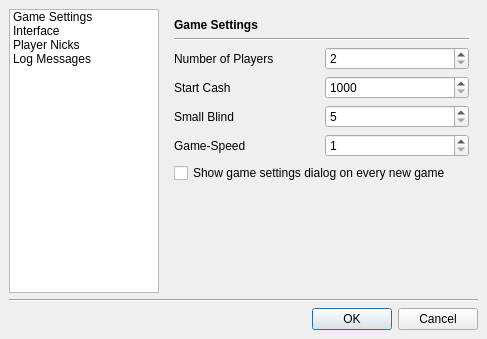
Above: src/gui/qt/settingsdialog.ui from pokerth/pokerth before the change. Below: the same form after it.
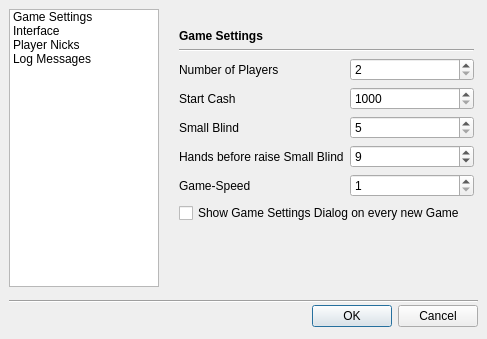
That is the form after the change.

Diff of the .ui file:
```diff
--- a/src/gui/qt/settingsdialog.ui
+++ b/src/gui/qt/settingsdialog.ui
@@ -12,15 +12,15 @@
   <property name="windowTitle" >
    <string>PokerTH - Settings</string>
   </property>
-  <layout class="QGridLayout" >
-   <property name="margin" >
-    <number>9</number>
-   </property>
-   <property name="spacing" >
-    <number>6</number>
-   </property>
-   <item row="2" column="0" colspan="2" >
     <widget class="QDialogButtonBox" name="buttonBox" >
+   <property name="geometry" >
+    <rect>
+     <x>9</x>
+     <y>302</y>
+     <width>469</width>
+     <height>28</height>
+    </rect>
+   </property>
      <property name="orientation" >
       <enum>Qt::Horizontal</enum>
      </property>
@@ -28,9 +28,15 @@
       <set>QDialogButtonBox::Cancel|QDialogButtonBox::NoButton|QDialogButtonBox::Ok</set>
      </property>
     </widget>
-   </item>
-   <item row="0" column="0" >
     <widget class="QListWidget" name="listWidget" >
+   <property name="geometry" >
+    <rect>
+     <x>9</x>
+     <y>9</y>
+     <width>150</width>
+     <height>278</height>
+    </rect>
+   </property>
      <property name="maximumSize" >
       <size>
        <width>150</width>
@@ -58,9 +64,28 @@
       </property>
      </item>
     </widget>
-   </item>
-   <item row="0" column="1" >
+  <widget class="Line" name="line" >
+   <property name="geometry" >
+    <rect>
+     <x>9</x>
+     <y>293</y>
+     <width>469</width>
+     <height>16</height>
+    </rect>
+   </property>
+   <property name="orientation" >
+    <enum>Qt::Horizontal</enum>
+   </property>
+  </widget>
     <widget class="QStackedWidget" name="stackedWidget" >
+   <property name="geometry" >
+    <rect>
+     <x>170</x>
+     <y>20</y>
+     <width>313</width>
+     <height>275</height>
+    </rect>
+   </property>
      <property name="currentIndex" >
       <number>0</number>
      </property>
@@ -72,95 +97,24 @@
        <property name="spacing" >
         <number>6</number>
        </property>
-       <item row="1" column="0" colspan="2" >
-        <widget class="Line" name="line_3" >
-         <property name="orientation" >
-          <enum>Qt::Horizontal</enum>
-         </property>
-        </widget>
-       </item>
-       <item row="6" column="0" colspan="2" >
-        <widget class="QCheckBox" name="checkBox_showGameSettingsDialogOnNewGame" >
-         <property name="text" >
-          <string>Show game settings dialog on every new game</string>
+     <item row="5" column="1" >
+      <widget class="QSpinBox" name="spinBox_handsBeforeRaiseSmallBlind" >
+       <property name="minimum" >
+        <number>1</number>
+       </property>
+       <property name="value" >
+        <number>9</number>
          </property>
         </widget>
        </item>
-       <item row="5" column="0" >
+     <item row="6" column="0" >
         <widget class="QLabel" name="label" >
          <property name="text" >
           <string>Game-Speed</string>
          </property>
         </widget>
        </item>
-       <item row="7" column="0" >
-        <spacer>
-         <property name="orientation" >
-          <enum>Qt::Vertical</enum>
-         </property>
-         <property name="sizeHint" >
-          <size>
-           <width>20</width>
-           <height>40</height>
-          </size>
-         </property>
-        </spacer>
-       </item>
-       <item row="4" column="1" >
-        <widget class="QSpinBox" name="spinBox_smallBlind" >
-         <property name="maximum" >
-          <number>500</number>
-         </property>
-         <property name="minimum" >
-          <number>5</number>
-         </property>
-        </widget>
-       </item>
-       <item row="3" column="0" >
-        <widget class="QLabel" name="label_2" >
-         <property name="text" >
-          <string>Start Cash</string>
-         </property>
-        </widget>
-       </item>
-       <item row="4" column="0" >
-        <widget class="QLabel" name="label_3" >
-         <property name="text" >
-          <string>Small Blind</string>
-         </property>
-        </widget>
-       </item>
-       <item row="2" column="0" >
-        <widget class="QLabel" name="label_4" >
-         <property name="text" >
-          <string>Number of Players</string>
-         </property>
-        </widget>
-       </item>
-       <item row="0" column="0" colspan="2" >
-        <widget class="QLabel" name="label_5" >
-         <property name="font" >
-          <font>
-           <weight>75</weight>
-           <bold>true</bold>
-          </font>
-         </property>
-         <property name="text" >
-          <string>Game Settings</string>
-         </property>
-        </widget>
-       </item>
-       <item row="3" column="1" >
-        <widget class="QSpinBox" name="spinBox_startCash" >
-         <property name="maximum" >
-          <number>5000</number>
-         </property>
-         <property name="minimum" >
-          <number>1000</number>
-         </property>
-        </widget>
-       </item>
-       <item row="5" column="1" >
+     <item row="6" column="1" >
         <widget class="QSpinBox" name="spinBox_gameSpeed" >
          <property name="maximum" >
           <number>11</number>
@@ -173,6 +127,13 @@
          </property>
         </widget>
        </item>
+     <item row="5" column="0" >
+      <widget class="QLabel" name="label_14" >
+       <property name="text" >
+        <string>Hands before raise Small Blind</string>
+       </property>
+      </widget>
+     </item>
        <item row="2" column="1" >
         <widget class="QSpinBox" name="spinBox_quantityPlayers" >
          <property name="maximum" >
@@ -183,6 +144,87 @@
          </property>
         </widget>
        </item>
+     <item row="3" column="1" >
+      <widget class="QSpinBox" name="spinBox_startCash" >
+       <property name="maximum" >
+        <number>5000</number>
+       </property>
+       <property name="minimum" >
+        <number>1000</number>
+       </property>
+      </widget>
+     </item>
+     <item row="0" column="0" colspan="2" >
+      <widget class="QLabel" name="label_5" >
+       <property name="font" >
+        <font>
+         <weight>75</weight>
+         <bold>true</bold>
+        </font>
+       </property>
+       <property name="text" >
+        <string>Game Settings</string>
+       </property>
+      </widget>
+     </item>
+     <item row="2" column="0" >
+      <widget class="QLabel" name="label_4" >
+       <property name="text" >
+        <string>Number of Players</string>
+       </property>
+      </widget>
+     </item>
+     <item row="4" column="0" >
+      <widget class="QLabel" name="label_3" >
+       <property name="text" >
+        <string>Small Blind</string>
+       </property>
+      </widget>
+     </item>
+     <item row="3" column="0" >
+      <widget class="QLabel" name="label_2" >
+       <property name="text" >
+        <string>Start Cash</string>
+       </property>
+      </widget>
+     </item>
+     <item row="4" column="1" >
+      <widget class="QSpinBox" name="spinBox_smallBlind" >
+       <property name="maximum" >
+        <number>500</number>
+       </property>
+       <property name="minimum" >
+        <number>5</number>
+       </property>
+      </widget>
+     </item>
+     <item row="8" column="0" >
+      <spacer>
+       <property name="orientation" >
+        <enum>Qt::Vertical</enum>
+       </property>
+       <property name="sizeHint" >
+        <size>
+         <width>20</width>
+         <height>40</height>
+        </size>
+       </property>
+      </spacer>
+     </item>
+     <item row="7" column="0" colspan="2" >
+      <widget class="QCheckBox" name="checkBox_showGameSettingsDialogOnNewGame" >
+       <property name="text" >
+        <string>Show Game Settings Dialog on every new Game</string>
+       </property>
+      </widget>
+     </item>
+     <item row="1" column="0" colspan="2" >
+      <widget class="Line" name="line_3" >
+       <property name="orientation" >
+        <enum>Qt::Horizontal</enum>
+       </property>
+      </widget>
+     </item>
       </layout>
      </widget>
      <widget class="QWidget" name="page_2" >
@@ -372,15 +414,6 @@
       </layout>
      </widget>
     </widget>
-   </item>
-   <item row="1" column="0" colspan="2" >
-    <widget class="Line" name="line" >
-     <property name="orientation" >
-      <enum>Qt::Horizontal</enum>
-     </property>
-    </widget>
-   </item>
-  </layout>
  </widget>
  <tabstops>
   <tabstop>listWidget</tabstop>
```
Lines whose indentation alone changed are shown as unchanged.
